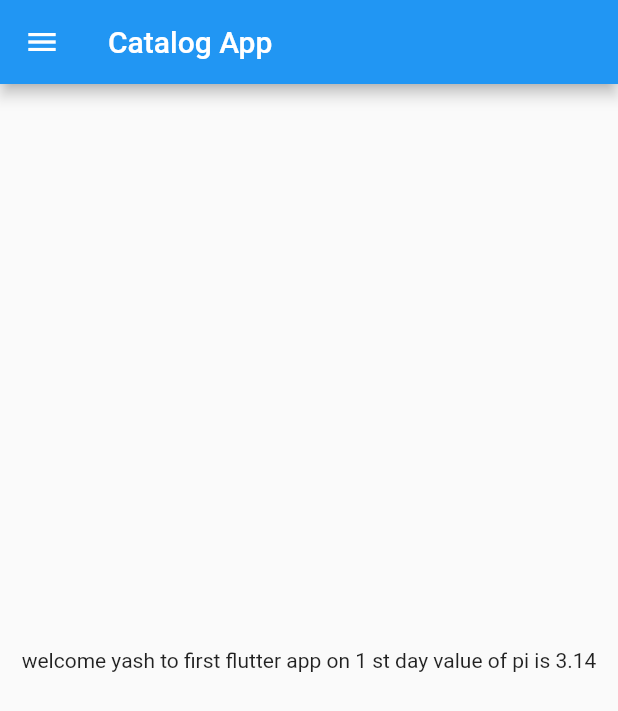
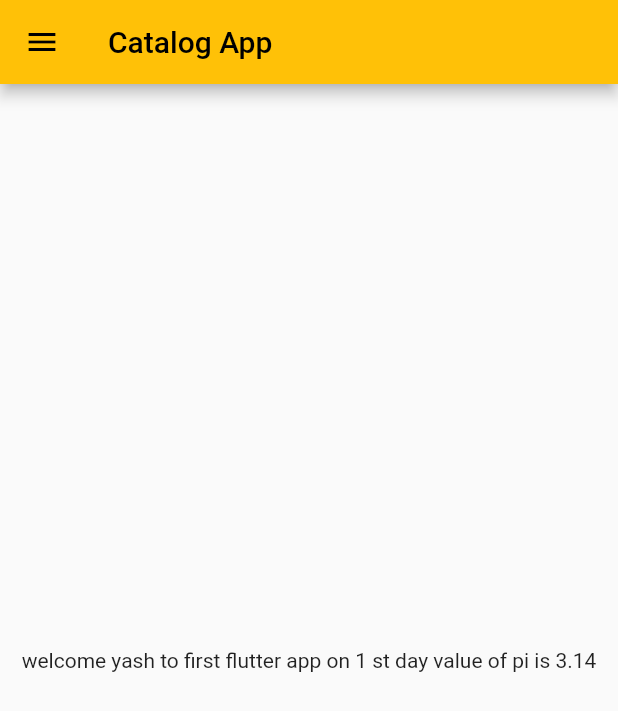
Before and after one commit to yashtarale/CATALOG_APPLICATION_FLUTTER, a Flutter app: the screen it shows after launch, on a phone screen of 412 x 824 dp. Shown: the top 711 px of the screen. Run offline on Flutter 3.47's test engine with Material 2 defaults, Android fonts, the phone set to English and light mode, and no system bars.

Commit message:
day 3 completed

```diff
--- a/lib/main.dart
+++ b/lib/main.dart
@@ -1,7 +1,9 @@
 import 'package:flutter/material.dart';
-import 'package:flutter_catalog/home_page.dart';
+import 'package:flutter_catalog/pages/home_page.dart';
+import 'package:flutter_catalog/pages/login_page.dart';
 
 void main() {
+  // main is a function
   runApp(MyApp()); // runApp is a method calling here
 }
 
@@ -10,20 +12,40 @@ class MyApp extends StatelessWidget {
 
   @override
   Widget build(BuildContext context) {
-    //build make main UI work...build called when to refresh
+    //build make main UI work.........build called when to refresh
 
-    //  DATATYPES
-    int day = 1;
-    String name = "yash";
-    double pie = 3.14;
-    bool ismale = true;
-    num temp = 30.5; //take both int and double
-    var myDay = "tuesday"; //compiler decides what is it ..int,double,string etc
-    const pi = 3.14; // value cannot change
+    //DATATYPES
+    //int day = 1;
+    //String name = "yash";
+    //double pie = 3.14;
+    //bool ismale = true;
+    //num temp = 30.5; //take both int and double
+    //var myDay = "tuesday"; //compiler decides what is it ..int,double,string etc
+    //const pi = 3.14; // value cannot change
     //final //data can be modifies //ex: list can be modified on final but cannot modify in const
 
     return MaterialApp(
-      home: HomePage(),
+      //home: HomePage(), //either routes or this to be in the program (both are not accepted)
+      themeMode: ThemeMode.light,
+      theme: ThemeData(primarySwatch: Colors.amber),
+      darkTheme: ThemeData(brightness: Brightness.dark),
+
+      //initialRoute: "/Login", //set default page to login page
+      routes: {
+        "/": (context) => HomePage(),
+        //"/home": (context) => HomePage(),
+        "/Login": (context) => LoginPage(),
+      },
     );
   }
+
+  bringVegetables({@required bool pishwi = false, int rupees = 100}) {
+    //@required makes it compulsary to say thaia is providing or not i.e true or false
+    //bringVegetables is a method
+    //function inside a class = method
+
+    //take out cycle
+
+    //go to market
+  }
 }
--- a/lib/home_page.dart
+++ b/lib/pages/home_page.dart
@@ -6,8 +6,8 @@ class HomePage extends StatelessWidget {
   @override
   Widget build(BuildContext context) {
     int day = 1;
-    String name = "yash";
-    double pie = 3.14;
+    const String name = "yash";
+    const double pie = 3.14;
 
     return Scaffold(
       appBar: AppBar(
```
Also changed, not shown: lib/pages/login_page.dart (added, +20 -0 lines).
